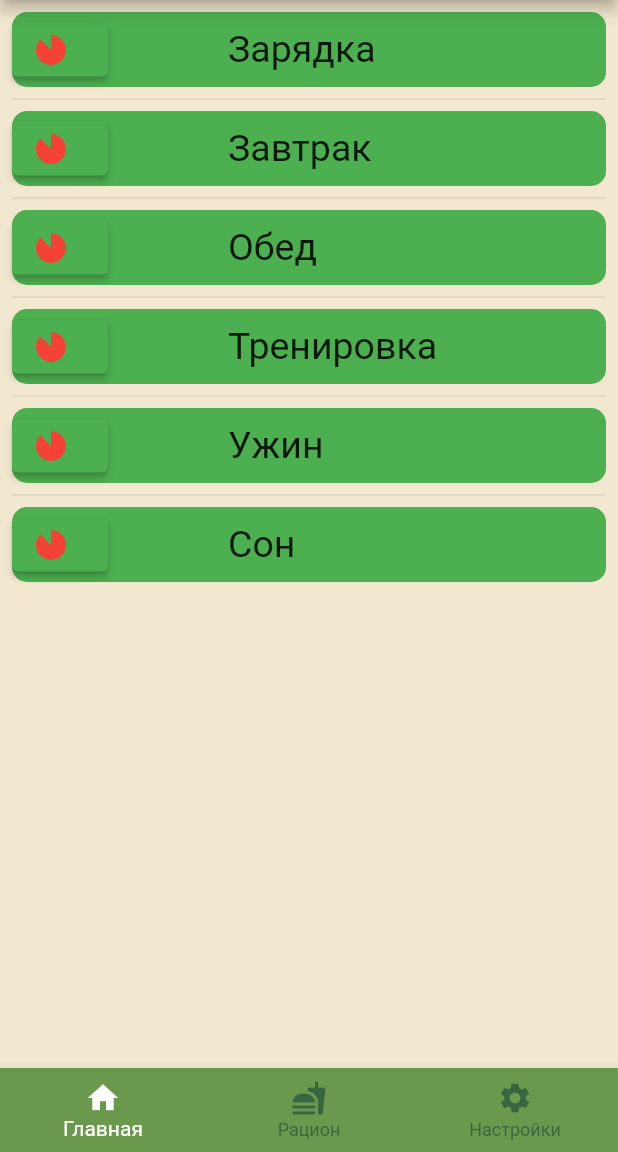
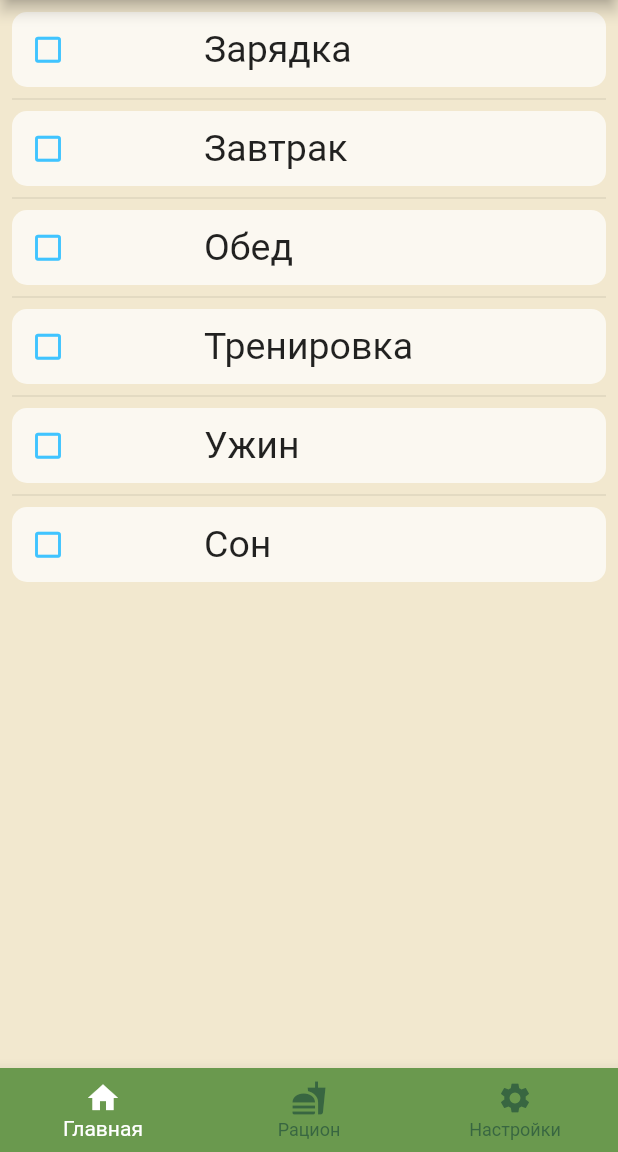
Before and after one commit to MrSolo501/Health-Helper, a Flutter app: the screen it shows after launch, on a phone screen of 412 x 824 dp, the part 84-1236 px from its top. Run offline on Flutter 3.47's test engine with Material 2 defaults, Android fonts, the phone set to English and light mode, and no system bars.

Commit message:
сохраняются действия на разных страницах

```diff
--- a/lib/pages/home_page.dart
+++ b/lib/pages/home_page.dart
@@ -37,8 +37,13 @@ class _HomepageScreenWidgetState extends State<HomepageScreenWidget> {
         backgroundColor: Color.fromRGBO(106, 153, 78, 1),
         centerTitle: true,
       ),
-      body: Center(
-        child: _widgetOptions[_selectedScreen],
+      body: IndexedStack(
+        index:_selectedScreen,
+        children: [
+          TasksListWidget(),
+          EdaScreenWidget(),
+          SettingsScreenWidget(),
+        ],
       ),
       bottomNavigationBar: BottomNavigationBar(
         currentIndex: _selectedScreen,
--- a/lib/tasks_list/tasks_list.dart
+++ b/lib/tasks_list/tasks_list.dart
@@ -13,7 +13,7 @@ class TasksListWidget extends StatelessWidget {
       'Ужин',
       'Сон'
     ];
-    var col = Colors.green;
+    var col = Colors.white70;
 
     return ListView.separated(
       padding: const EdgeInsets.all(8),
@@ -25,18 +25,20 @@ class TasksListWidget extends StatelessWidget {
           height: 50,
           child: Row(
             children: [
-              ElevatedButton.icon(
-                  onPressed: () {},
-                  icon: Icon(
-                    Icons.incomplete_circle_sharp,
-                    color: Colors.red,
-                  ),
-                  label: Text('')),
-              Padding(padding: EdgeInsets.fromLTRB(80,0, 50, 0),
-              child: Text(
-                '${entries[index]}',
-                style: TextStyle(fontSize: 25),
-              )),
+              IconButton(
+                color: Colors.white70,
+                iconSize: 23,
+                icon: Icon(Icons.check_box_outline_blank,color: Colors.lightBlueAccent,),
+                onPressed: () {
+
+                },
+              ),
+              Padding(
+                  padding: EdgeInsets.fromLTRB(80, 0, 50, 0),
+                  child: Text(
+                    '${entries[index]}',
+                    style: TextStyle(fontSize: 25),
+                  )),
             ],
           ),
         );
```
